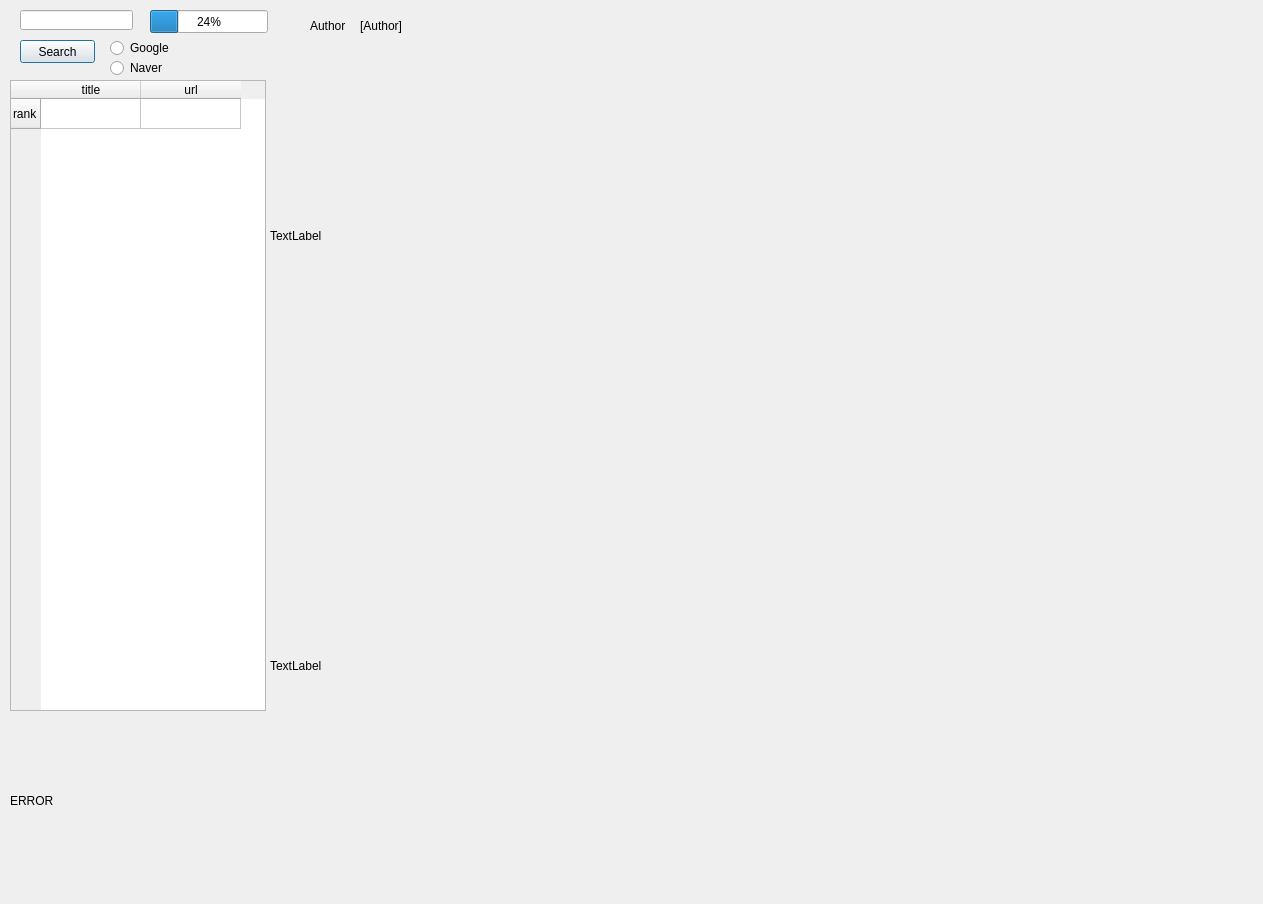
Qt form test.ui (KKLogger/Article_Analysis) before a commit.
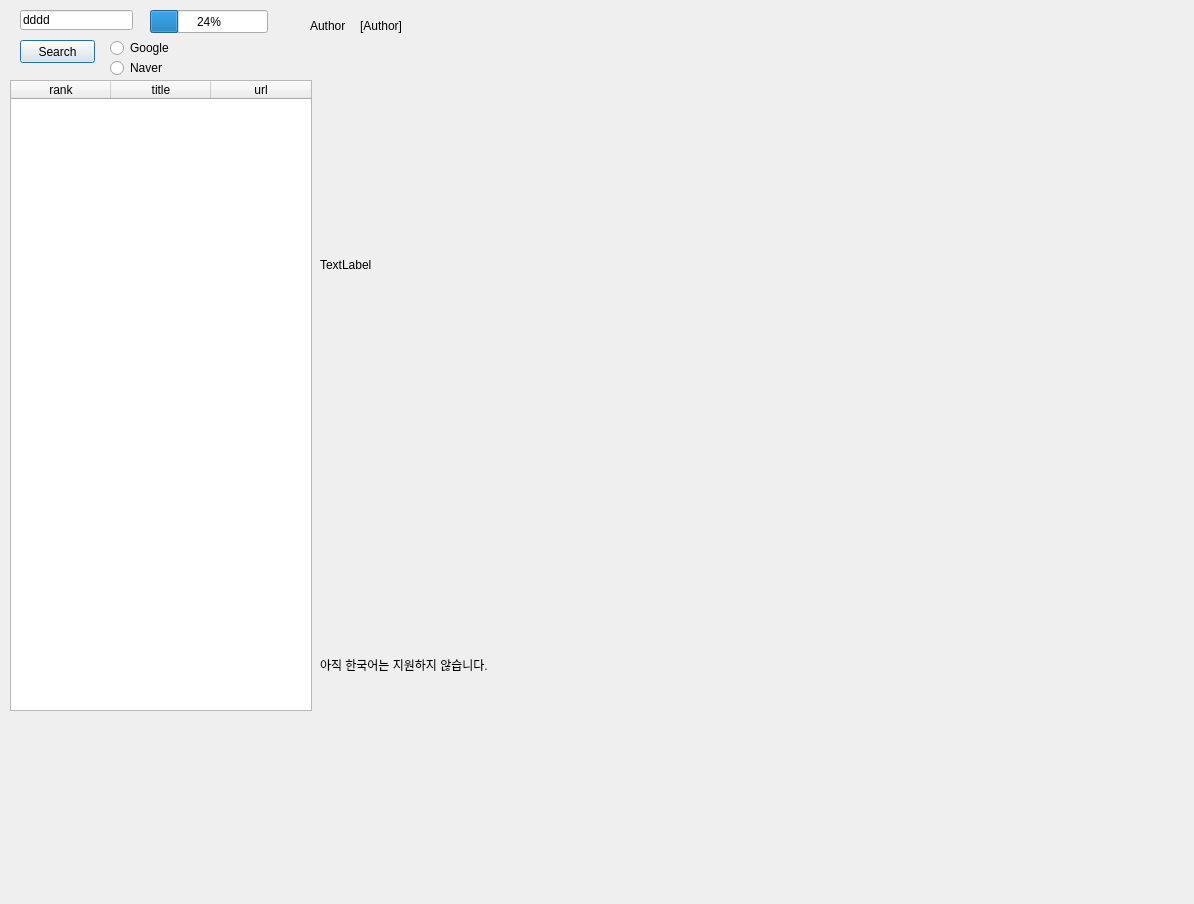
The same form after that commit.

Diff of the .ui file:
```diff
--- a/test.ui
+++ b/test.ui
@@ -6,7 +6,7 @@
    <rect>
     <x>0</x>
     <y>0</y>
-    <width>1263</width>
+    <width>1194</width>
     <height>904</height>
    </rect>
   </property>
@@ -35,14 +35,17 @@
      <height>20</height>
     </rect>
    </property>
+   <property name="text">
+    <string>dddd</string>
+   </property>
   </widget>
   <widget class="QLabel" name="label">
    <property name="geometry">
     <rect>
-     <x>270</x>
+     <x>320</x>
      <y>40</y>
-     <width>900</width>
-     <height>391</height>
+     <width>800</width>
+     <height>450</height>
     </rect>
    </property>
    <property name="text">
@@ -52,14 +55,14 @@
   <widget class="QLabel" name="label_2">
    <property name="geometry">
     <rect>
-     <x>270</x>
+     <x>320</x>
      <y>440</y>
-     <width>900</width>
-     <height>451</height>
+     <width>800</width>
+     <height>450</height>
     </rect>
    </property>
    <property name="text">
-    <string>TextLabel</string>
+    <string>아직 한국어는 지원하지 않습니다.</string>
    </property>
   </widget>
   <widget class="QTableWidget" name="tableWidget">
@@ -67,15 +70,15 @@
     <rect>
      <x>10</x>
      <y>80</y>
-     <width>256</width>
+     <width>302</width>
      <height>631</height>
     </rect>
    </property>
-   <row>
+   <column>
     <property name="text">
      <string>rank</string>
     </property>
-   </row>
+   </column>
    <column>
     <property name="text">
      <string>title</string>
@@ -87,19 +90,6 @@
     </property>
    </column>
   </widget>
-  <widget class="QLabel" name="label_3">
-   <property name="geometry">
-    <rect>
-     <x>10</x>
-     <y>720</y>
-     <width>256</width>
-     <height>161</height>
-    </rect>
-   </property>
-   <property name="text">
-    <string>ERROR</string>
-   </property>
-  </widget>
   <widget class="QLabel" name="label_4">
    <property name="geometry">
     <rect>
```
Left out of the diff: 8 changed lines with no effect on the pictures.
